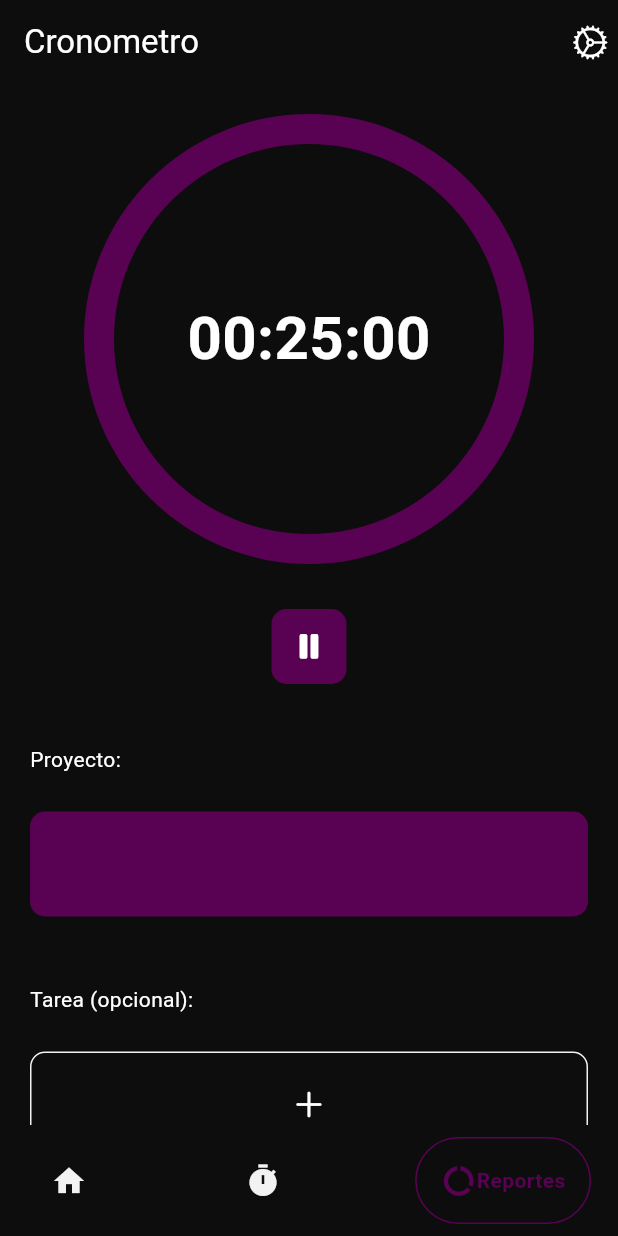
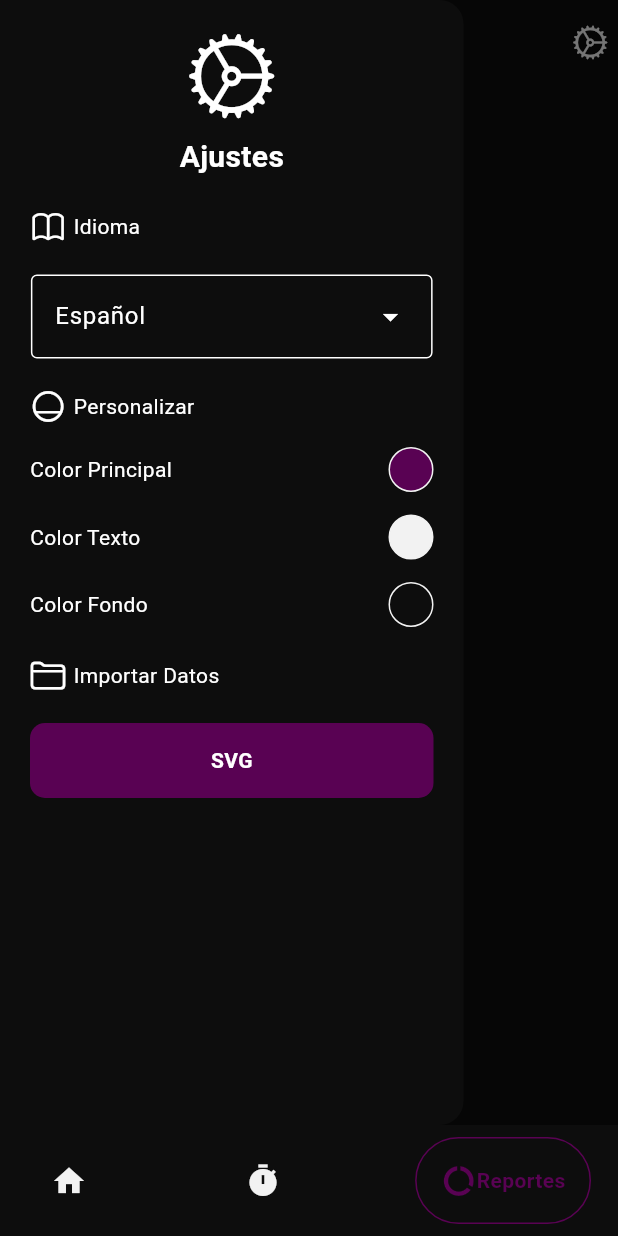
Before and after one commit to Corro-Kun/Project-TrackBuzz, a Flutter app: the screen it shows after launch, item 3 of the bottom bar chosen, with the side drawer open (before the commit the screen has no drawer), on a phone screen of 412 x 824 dp. Run offline on Flutter 3.47's test engine with Material 3 defaults, Android fonts, the phone set to English and light mode, and no system bars; drawn by our look-alikes of google_nav_bar; network calls fail.

Commit message:
added drawer

```diff
--- a/lib/features/project/presentation/pages/project_information.dart
+++ b/lib/features/project/presentation/pages/project_information.dart
@@ -124,9 +124,12 @@ class _ProjectInformationState extends State<ProjectInformation>
                   children: [
                     Container(
                       margin: EdgeInsets.all(20),
-                      child: Text(
-                        'facturación:',
-                        style: TextStyle(fontSize: 14),
+                      child: Row(
+                        children: [
+                          Icon(CupertinoIcons.money_dollar_circle),
+                          SizedBox(width: 5),
+                          Text('facturación:', style: TextStyle(fontSize: 14)),
+                        ],
                       ),
                     ),
                     Container(
@@ -153,7 +156,13 @@ class _ProjectInformationState extends State<ProjectInformation>
                     ),
                     Container(
                       margin: EdgeInsets.all(20),
-                      child: Text('Dias:', style: TextStyle(fontSize: 14)),
+                      child: Row(
+                        children: [
+                          Icon(CupertinoIcons.calendar),
+                          SizedBox(width: 5),
+                          Text('Dias:', style: TextStyle(fontSize: 14)),
+                        ],
+                      ),
                     ),
                     Container(
                       height: 150,
@@ -173,7 +182,13 @@ class _ProjectInformationState extends State<ProjectInformation>
                     ),
                     Container(
                       margin: EdgeInsets.all(20),
-                      child: Text('Tareas:', style: TextStyle(fontSize: 14)),
+                      child: Row(
+                        children: [
+                          Icon(CupertinoIcons.rectangle_paperclip),
+                          SizedBox(width: 5),
+                          Text('Tareas:', style: TextStyle(fontSize: 14)),
+                        ],
+                      ),
                     ),
                   ],
                 ),
--- a/lib/features/project/presentation/pages/project_list.dart
+++ b/lib/features/project/presentation/pages/project_list.dart
@@ -3,6 +3,7 @@ import 'dart:ui';
 import 'package:flutter/material.dart';
 import 'package:trackbuzz/features/project/presentation/pages/project_information.dart';
 import 'package:trackbuzz/shared/widgets/app_bar_main.dart';
+import 'package:trackbuzz/shared/widgets/drawer_custom.dart';
 
 class ProjectList extends StatelessWidget {
   const ProjectList({super.key});
@@ -11,6 +12,7 @@ class ProjectList extends StatelessWidget {
   Widget build(BuildContext context) {
     return Scaffold(
       appBar: AppBarMain(title: 'Proyectos'),
+      drawer: DrawerCustom(),
       body: Center(
         child: Column(
           mainAxisAlignment: MainAxisAlignment.spaceBetween,
--- /dev/null
+++ b/lib/features/report/presentation/pages/project_report.dart
@@ -0,0 +1,23 @@
+import 'package:flutter/cupertino.dart';
+import 'package:flutter/material.dart';
+import 'package:trackbuzz/shared/widgets/app_bar_main.dart';
+import 'package:trackbuzz/shared/widgets/drawer_custom.dart';
+
+class ProjectReport extends StatelessWidget {
+  const ProjectReport({super.key});
+
+  @override
+  Widget build(BuildContext context) {
+    return Scaffold(
+      appBar: AppBarMain(title: 'Reportes'),
+      drawer: DrawerCustom(),
+      body: ListView(
+        children: [
+          SizedBox(height: 10),
+          Center(child: Icon(Icons.data_exploration_outlined, size: 80)),
+          SizedBox(height: 10),
+        ],
+      ),
+    );
+  }
+}
--- a/lib/features/track/presentation/time_tracking.dart
+++ b/lib/features/track/presentation/pages/time_tracking.dart
@@ -1,6 +1,7 @@
 import 'package:flutter/cupertino.dart';
 import 'package:flutter/material.dart';
 import 'package:trackbuzz/shared/widgets/app_bar_main.dart';
+import 'package:trackbuzz/shared/widgets/drawer_custom.dart';
 
 class TimeTracking extends StatelessWidget {
   const TimeTracking({super.key});
@@ -9,6 +10,7 @@ class TimeTracking extends StatelessWidget {
   Widget build(BuildContext context) {
     return Scaffold(
       appBar: AppBarMain(title: 'Cronometro'),
+      drawer: DrawerCustom(),
       body: ListView(
         children: [
           Container(
@@ -34,7 +36,6 @@ class TimeTracking extends StatelessWidget {
               ),
             ),
           ),
-          SizedBox(height: 10),
           Center(
             child: GestureDetector(
               child: Container(
@@ -51,7 +52,13 @@ class TimeTracking extends StatelessWidget {
           SizedBox(height: 20),
           Container(
             margin: EdgeInsets.all(20),
-            child: Text('Proyecto:', style: TextStyle(fontSize: 14)),
+            child: Row(
+              children: [
+                Icon(CupertinoIcons.app),
+                SizedBox(width: 5),
+                Text('Proyecto:', style: TextStyle(fontSize: 14)),
+              ],
+            ),
           ),
           Container(
             height: 70,
@@ -64,7 +71,13 @@ class TimeTracking extends StatelessWidget {
           SizedBox(height: 20),
           Container(
             margin: EdgeInsets.all(20),
-            child: Text('Tarea (opcional):', style: TextStyle(fontSize: 14)),
+            child: Row(
+              children: [
+                Icon(CupertinoIcons.rectangle_paperclip),
+                SizedBox(width: 5),
+                Text('Tarea (opcional):', style: TextStyle(fontSize: 14)),
+              ],
+            ),
           ),
           Container(
             height: 70,
--- a/lib/main.dart
+++ b/lib/main.dart
@@ -1,6 +1,7 @@
 import 'package:flutter/material.dart';
 import 'package:trackbuzz/features/project/presentation/pages/project_list.dart';
-import 'package:trackbuzz/features/track/presentation/time_tracking.dart';
+import 'package:trackbuzz/features/report/presentation/pages/project_report.dart';
+import 'package:trackbuzz/features/track/presentation/pages/time_tracking.dart';
 import 'package:trackbuzz/shared/widgets/navigation_bar.dart';
 import 'package:trackbuzz/utils/constants.dart';
 
@@ -29,7 +30,7 @@ class _MainAppState extends State<MainApp> {
         body: PageView(
           controller: _pageController,
           physics: const NeverScrollableScrollPhysics(),
-          children: [ProjectList(), TimeTracking()],
+          children: [ProjectList(), TimeTracking(), ProjectReport()],
         ),
         bottomNavigationBar: NavigationBarCustom(
           pageController: _pageController,
--- a/lib/shared/widgets/app_bar_main.dart
+++ b/lib/shared/widgets/app_bar_main.dart
@@ -13,8 +13,10 @@ class AppBarMain extends StatelessWidget implements PreferredSizeWidget {
     return AppBar(
       title: Text(title),
       elevation: 0.0,
+      automaticallyImplyLeading: false,
       actions: [
         GestureDetector(
+          onTap: () => Scaffold.of(context).openDrawer(),
           child: Container(
             margin: const EdgeInsets.only(top: 10, bottom: 10),
             alignment: Alignment.center,
--- /dev/null
+++ b/lib/shared/widgets/drawer_custom.dart
@@ -0,0 +1,153 @@
+import 'package:flutter/cupertino.dart';
+import 'package:flutter/material.dart';
+
+class DrawerCustom extends StatelessWidget {
+  const DrawerCustom({super.key});
+
+  @override
+  Widget build(BuildContext context) {
+    return Drawer(
+      width: MediaQuery.of(context).size.width * 0.75,
+      child: SafeArea(
+        child: Column(
+          children: [
+            SizedBox(height: 20),
+            Center(child: Icon(CupertinoIcons.settings, size: 60)),
+            SizedBox(height: 10),
+            Center(
+              child: Text(
+                'Ajustes',
+                style: TextStyle(fontSize: 20, fontWeight: FontWeight.bold),
+              ),
+            ),
+            Padding(
+              padding: const EdgeInsets.all(20),
+              child: Row(
+                children: [
+                  Icon(CupertinoIcons.book),
+                  SizedBox(width: 5),
+                  Text('Idioma', style: TextStyle(fontSize: 14)),
+                ],
+              ),
+            ),
+            Padding(
+              padding: const EdgeInsets.only(right: 20, left: 20),
+              child: DropdownMenu<String>(
+                dropdownMenuEntries: const [
+                  DropdownMenuEntry(value: 'Español', label: 'Español'),
+                  DropdownMenuEntry(value: 'Ingles', label: 'Ingles'),
+                ],
+                initialSelection: 'Español',
+                width: MediaQuery.of(context).size.width * 0.65,
+              ),
+            ),
+            Padding(
+              padding: const EdgeInsets.only(left: 20, right: 20, top: 20),
+              child: Row(
+                children: [
+                  Icon(CupertinoIcons.circle_bottomthird_split),
+                  SizedBox(width: 5),
+                  Text('Personalizar', style: TextStyle(fontSize: 14)),
+                ],
+              ),
+            ),
+            Padding(
+              padding: const EdgeInsets.only(left: 20, right: 20, top: 15),
+              child: Row(
+                mainAxisAlignment: MainAxisAlignment.spaceBetween,
+                crossAxisAlignment: CrossAxisAlignment.center,
+                children: [
+                  Text('Color Principal'),
+                  Container(
+                    height: 30,
+                    width: 30,
+                    decoration: BoxDecoration(
+                      color: Theme.of(context).colorScheme.primary,
+                      shape: BoxShape.circle,
+                      border: BoxBorder.all(
+                        color: Theme.of(context).colorScheme.secondary,
+                        width: 1,
+                      ),
+                    ),
+                  ),
+                ],
+              ),
+            ),
+            Padding(
+              padding: const EdgeInsets.only(left: 20, right: 20, top: 15),
+              child: Row(
+                mainAxisAlignment: MainAxisAlignment.spaceBetween,
+                crossAxisAlignment: CrossAxisAlignment.center,
+                children: [
+                  Text('Color Texto'),
+                  Container(
+                    height: 30,
+                    width: 30,
+                    decoration: BoxDecoration(
+                      color: Theme.of(context).colorScheme.secondary,
+                      shape: BoxShape.circle,
+                      border: BoxBorder.all(
+                        color: Theme.of(context).colorScheme.secondary,
+                        width: 1,
+                      ),
+                    ),
+                  ),
+                ],
+              ),
+            ),
+            Padding(
+              padding: const EdgeInsets.only(left: 20, right: 20, top: 15),
+              child: Row(
+                mainAxisAlignment: MainAxisAlignment.spaceBetween,
+                crossAxisAlignment: CrossAxisAlignment.center,
+                children: [
+                  Text('Color Fondo'),
+                  Container(
+                    height: 30,
+                    width: 30,
+                    decoration: BoxDecoration(
+                      color: Theme.of(context).colorScheme.surface,
+                      shape: BoxShape.circle,
+                      border: BoxBorder.all(
+                        color: Theme.of(context).colorScheme.secondary,
+                        width: 1,
+                      ),
+                    ),
+                  ),
+                ],
+              ),
+            ),
+            Padding(
+              padding: const EdgeInsets.all(20),
+              child: Row(
+                children: [
+                  Icon(CupertinoIcons.folder),
+                  SizedBox(width: 5),
+                  Text('Importar Datos', style: TextStyle(fontSize: 14)),
+                ],
+              ),
+            ),
+            Padding(
+              padding: const EdgeInsets.only(right: 20, left: 20),
+              child: GestureDetector(
+                child: Container(
+                  height: 50,
+                  decoration: BoxDecoration(
+                    color: Theme.of(context).colorScheme.primary,
+                    borderRadius: BorderRadius.circular(10),
+                  ),
+                  child: Center(
+                    child: Text(
+                      'SVG',
+                      style: TextStyle(fontWeight: FontWeight.bold),
+                    ),
+                  ),
+                ),
+              ),
+            ),
+          ],
+        ),
+      ),
+    );
+  }
+}
--- a/pubspec.yaml
+++ b/pubspec.yaml
@@ -15,6 +15,7 @@ dependencies:
   flutter_bloc: ^9.1.1
   get_it: ^8.0.3
   image_picker: ^1.1.2
+  flutter_colorpicker: ^1.1.0
 
 dev_dependencies:
   flutter_test:
```
Also changed, not shown: pubspec.lock.
